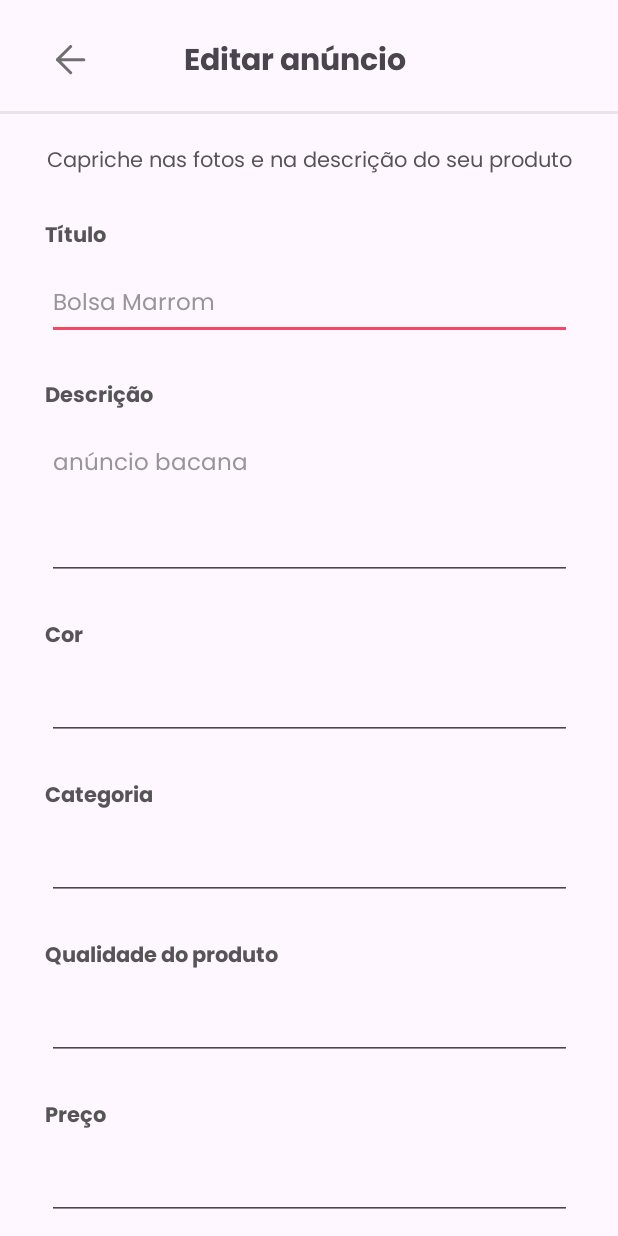
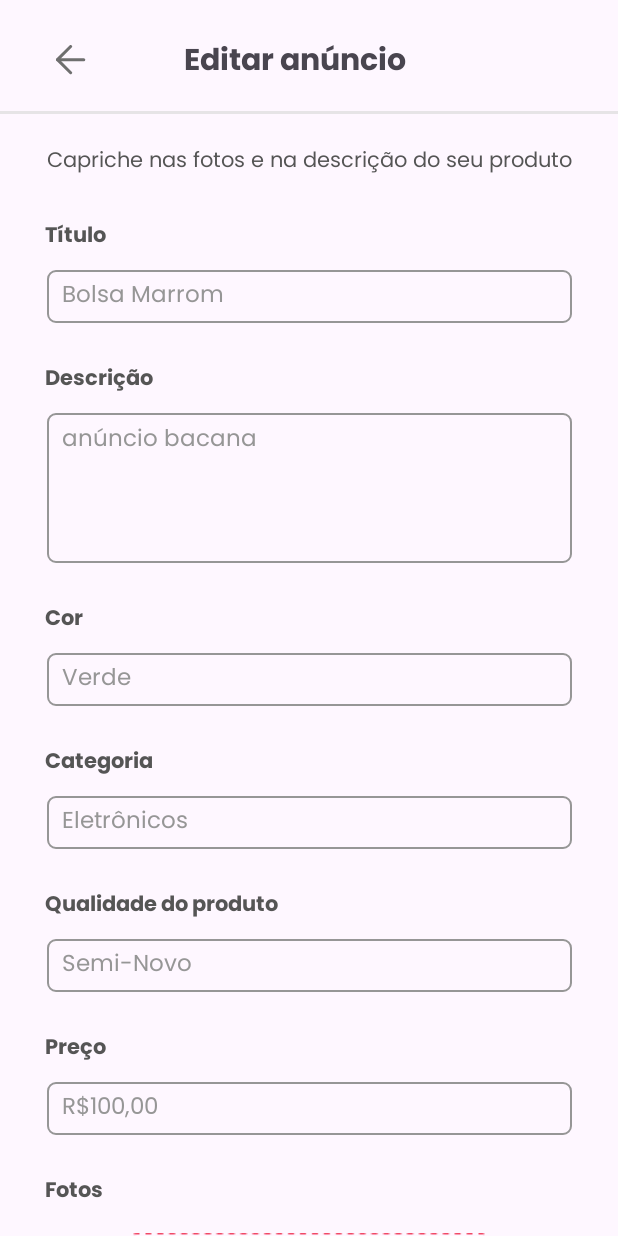
Before and after one commit to letssBuyy/letsbuy-mobile-application, an Android app: the layout activity_edit_ad.xml on its own in the app's theme, with its tools: preview values and no code run, on a phone screen of 412 x 824 dp. Run offline under Robolectric (Android 15) with nearby library versions, the phone set to English and light mode, and no system bars.

Commit message:
feature/fix inputs

```diff
--- /dev/null
+++ b/app/src/main/res/drawable/input_publish_edit_ad.xml
@@ -0,0 +1,7 @@
+<?xml version="1.0" encoding="utf-8"?>
+<shape xmlns:tools="http://schemas.android.com/tools"
+    android:shape="rectangle" xmlns:android="http://schemas.android.com/apk/res/android"
+    tools:ignore="MissingDefaultResource">
+    <stroke android:width="1dp" android:color="@color/primary_gray"/>
+    <corners android:radius="5sp"/>
+</shape>
--- a/app/src/main/res/layout/activity_edit_ad.xml
+++ b/app/src/main/res/layout/activity_edit_ad.xml
@@ -57,7 +57,7 @@
                 android:layout_width="wrap_content"
                 android:layout_height="wrap_content"
                 android:fontFamily="@font/poppins"
-                android:textColor="#555555"
+                android:textColor="@color/secondary_black"
                 android:textSize="14sp"
                 android:layout_marginTop="20dp"
                 app:layout_constraintStart_toStartOf="parent"
@@ -71,7 +71,7 @@
                 android:layout_height="wrap_content"
                 android:fontFamily="@font/poppins_bold"
                 android:textSize="14sp"
-                android:textColor="#555555"
+                android:textColor="@color/secondary_black"
                 android:layout_marginTop="25dp"
                 android:layout_marginLeft="30dp"
                 app:layout_constraintStart_toStartOf="parent"
@@ -79,11 +79,13 @@
 
             <EditText
                 android:layout_width="350dp"
+                android:paddingStart="10dp"
+                android:layout_height="35dp"
+                android:background="@drawable/input_publish_edit_ad"
                 android:layout_marginTop="10dp"
                 android:text="Bolsa Marrom"
                 android:fontFamily="@font/poppins"
-                android:textColor="#969696"
-                android:layout_height="wrap_content"
+                android:textColor="@color/primary_gray"
                 android:inputType="text"
                 android:id="@+id/inputTitle"
                 android:textSize="15sp"
@@ -98,7 +100,7 @@
                 android:layout_height="wrap_content"
                 android:fontFamily="@font/poppins_bold"
                 android:textSize="14sp"
-                android:textColor="#555555"
+                android:textColor="@color/secondary_black"
                 android:layout_marginTop="25dp"
                 android:layout_marginLeft="30dp"
                 app:layout_constraintStart_toStartOf="parent"
@@ -106,12 +108,15 @@
 
             <EditText
                 android:layout_width="350dp"
+                android:paddingTop="5dp"
                 android:layout_marginTop="10dp"
                 android:text="anúncio bacana"
                 android:gravity="start"
                 android:fontFamily="@font/poppins"
-                android:textColor="#969696"
+                android:textColor="@color/primary_gray"
                 android:layout_height="100dp"
+                android:paddingStart="10dp"
+                android:background="@drawable/input_publish_edit_ad"
                 android:inputType="text"
                 android:id="@+id/inputDescription"
                 android:textSize="15sp"
@@ -126,7 +131,7 @@
                 android:layout_height="wrap_content"
                 android:fontFamily="@font/poppins_bold"
                 android:textSize="14sp"
-                android:textColor="#555555"
+                android:textColor="@color/secondary_black"
                 android:layout_marginTop="25dp"
                 android:layout_marginLeft="30dp"
                 app:layout_constraintStart_toStartOf="parent"
@@ -136,8 +141,11 @@
                 android:layout_width="350dp"
                 android:layout_marginTop="10dp"
                 android:fontFamily="@font/poppins"
-                android:textColor="#969696"
-                android:layout_height="wrap_content"
+                android:textColor="@color/primary_gray"
+                android:paddingStart="10dp"
+                android:text="Verde"
+                android:layout_height="35dp"
+                android:background="@drawable/input_publish_edit_ad"
                 android:inputType="text"
                 android:id="@+id/inputColor"
                 android:textSize="15sp"
@@ -152,7 +160,7 @@
                 android:layout_height="wrap_content"
                 android:fontFamily="@font/poppins_bold"
                 android:textSize="14sp"
-                android:textColor="#555555"
+                android:textColor="@color/secondary_black"
                 android:layout_marginTop="25dp"
                 android:layout_marginLeft="30dp"
                 app:layout_constraintStart_toStartOf="parent"
@@ -162,8 +170,11 @@
                 android:layout_width="350dp"
                 android:layout_marginTop="10dp"
                 android:fontFamily="@font/poppins"
-                android:textColor="#969696"
-                android:layout_height="wrap_content"
+                android:textColor="@color/primary_gray"
+                android:text="Eletrônicos"
+                android:paddingStart="10dp"
+                android:layout_height="35dp"
+                android:background="@drawable/input_publish_edit_ad"
                 android:inputType="text"
                 android:id="@+id/inputCategory"
                 android:textSize="15sp"
@@ -178,7 +189,7 @@
                 android:layout_height="wrap_content"
                 android:fontFamily="@font/poppins_bold"
                 android:textSize="14sp"
-                android:textColor="#555555"
+                android:textColor="@color/secondary_black"
                 android:layout_marginTop="25dp"
                 android:layout_marginLeft="30dp"
                 app:layout_constraintStart_toStartOf="parent"
@@ -188,8 +199,11 @@
                 android:layout_width="350dp"
                 android:layout_marginTop="10dp"
                 android:fontFamily="@font/poppins"
-                android:textColor="#969696"
-                android:layout_height="wrap_content"
+                android:textColor="@color/primary_gray"
+                android:paddingStart="10dp"
+                android:layout_height="35dp"
+                android:text="Semi-Novo"
+                android:background="@drawable/input_publish_edit_ad"
                 android:inputType="text"
                 android:id="@+id/inputQuality"
                 android:textSize="15sp"
@@ -204,7 +218,7 @@
                 android:layout_height="wrap_content"
                 android:fontFamily="@font/poppins_bold"
                 android:textSize="14sp"
-                android:textColor="#555555"
+                android:textColor="@color/secondary_black"
                 android:layout_marginTop="25dp"
                 android:layout_marginLeft="30dp"
                 app:layout_constraintStart_toStartOf="parent"
@@ -214,8 +228,11 @@
                 android:layout_width="350dp"
                 android:layout_marginTop="10dp"
                 android:fontFamily="@font/poppins"
-                android:textColor="#969696"
-                android:layout_height="wrap_content"
+                android:textColor="@color/primary_gray"
+                android:paddingStart="10dp"
+                android:text="R$100,00"
+                android:layout_height="35dp"
+                android:background="@drawable/input_publish_edit_ad"
                 android:inputType="text"
                 android:id="@+id/inputPrice"
                 android:textSize="15sp"
@@ -230,7 +247,7 @@
                 android:layout_height="wrap_content"
                 android:fontFamily="@font/poppins_bold"
                 android:textSize="14sp"
-                android:textColor="#555555"
+                android:textColor="@color/secondary_black"
                 android:layout_marginTop="25dp"
                 android:layout_marginLeft="30dp"
                 app:layout_constraintStart_toStartOf="parent"
```
Also changed, not shown: app/src/main/res/layout/activity_perfil.xml (+7 -7 lines), app/src/main/res/layout/activity_publish_ad.xml (+36 -19 lines), app/src/main/res/drawable/icon-cart-black.png (deleted).
